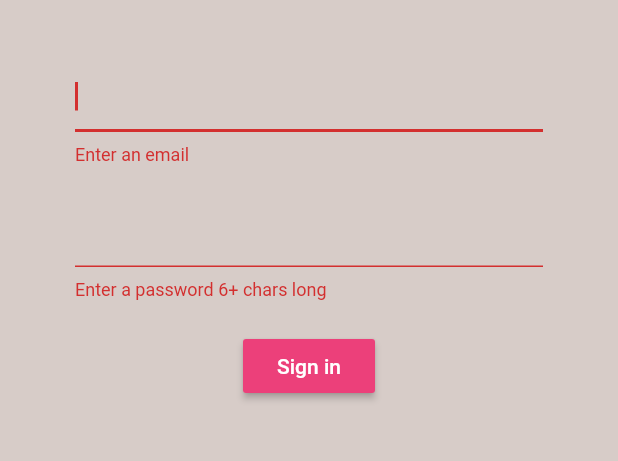
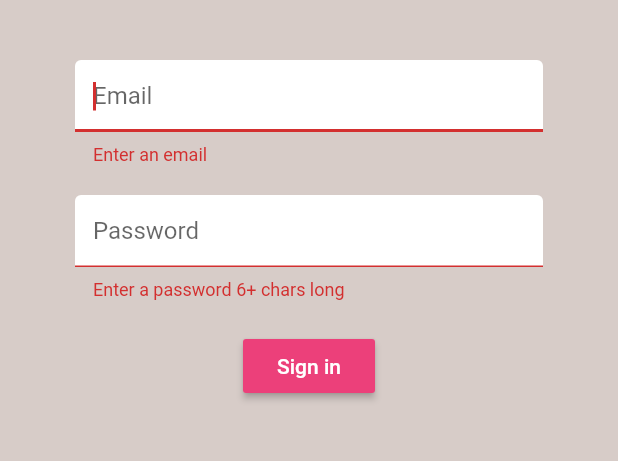
Before and after one commit to jawadahmedtaj/BrewCrew, a Flutter app: the screen it shows after launch, after a tap on "Sign in", on a phone screen of 412 x 824 dp, the part 84-545 px from its top. Run offline on Flutter 3.47's test engine with Material 2 defaults, Android fonts, the phone set to English and light mode, and no system bars; our stand-ins replace firebase_auth; accounts and stored records are empty.

Commit message:
text field hints added

```diff
--- a/lib/screens/auth/register.dart
+++ b/lib/screens/auth/register.dart
@@ -1,4 +1,5 @@
 import 'package:brew_crew/services/auth.dart';
+import 'package:brew_crew/shared/constants.dart';
 import 'package:flutter/material.dart';
 
 class Register extends StatefulWidget {
@@ -45,6 +46,7 @@ class _RegisterState extends State<Register> {
                 height: 20,
               ),
               TextFormField(
+                decoration: textInputDecoration.copyWith(hintText: 'Email'),
                 validator: (val) => val.isEmpty ? 'Enter an email' : null,
                 autofocus: true,
                 onChanged: (val) {
@@ -55,6 +57,7 @@ class _RegisterState extends State<Register> {
                 height: 20,
               ),
               TextFormField(
+                decoration: textInputDecoration.copyWith(hintText: 'Password'),
                 validator: (val) =>
                     val.length < 6 ? 'Enter a password 6+ chars long' : null,
                 obscureText: true,
--- a/lib/screens/auth/sign_in.dart
+++ b/lib/screens/auth/sign_in.dart
@@ -1,4 +1,5 @@
 import 'package:brew_crew/services/auth.dart';
+import 'package:brew_crew/shared/constants.dart';
 import 'package:flutter/material.dart';
 
 class SignIn extends StatefulWidget {
@@ -46,6 +47,7 @@ class _SignInState extends State<SignIn> {
                 height: 20,
               ),
               TextFormField(
+                decoration: textInputDecoration.copyWith(hintText: 'Email'),
                 validator: (val) => val.isEmpty ? 'Enter an email' : null,
                 autofocus: true,
                 onChanged: (val) {
@@ -56,6 +58,7 @@ class _SignInState extends State<SignIn> {
                 height: 20,
               ),
               TextFormField(
+                decoration: textInputDecoration.copyWith(hintText: 'Password'),
                 validator: (val) =>
                     val.length < 6 ? 'Enter a password 6+ chars long' : null,
                 obscureText: true,
--- /dev/null
+++ b/lib/shared/constants.dart
@@ -0,0 +1,12 @@
+import 'package:flutter/material.dart';
+
+const textInputDecoration = InputDecoration(
+  fillColor: Colors.white,
+  filled: true,
+  enabledBorder: OutlineInputBorder(
+    borderSide: BorderSide(color: Colors.white, width: 2),
+  ),
+  focusedBorder: OutlineInputBorder(
+    borderSide: BorderSide(color: Colors.blue, width: 2),
+  ),
+);
```
Also changed, not shown: pubspec.lock, 2 other files.
